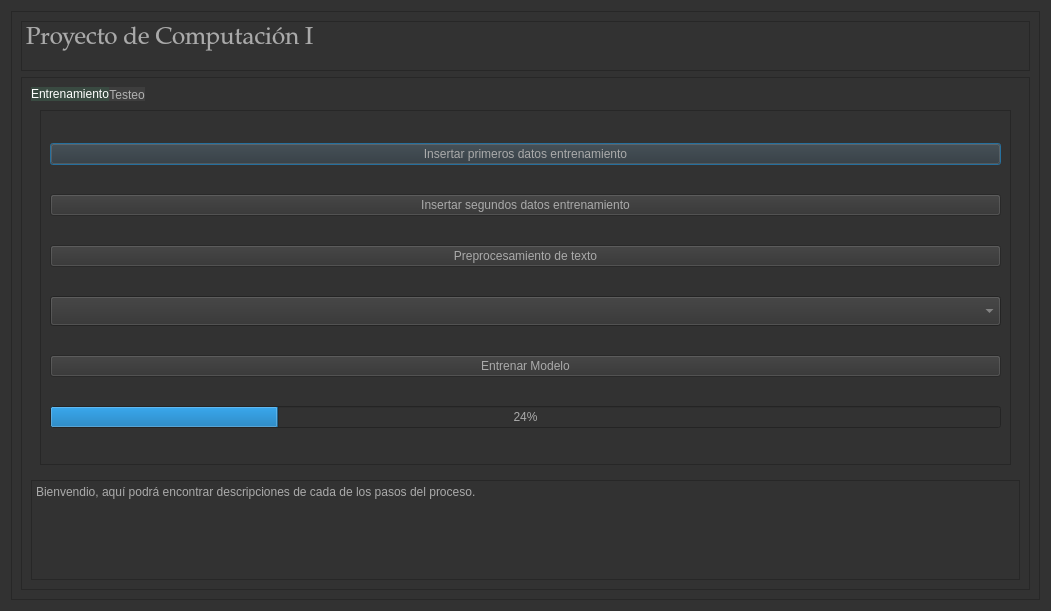
First picture: the form in main.ui, repository clxudiajazmin/Clasificador-de-noticias, before the edit.
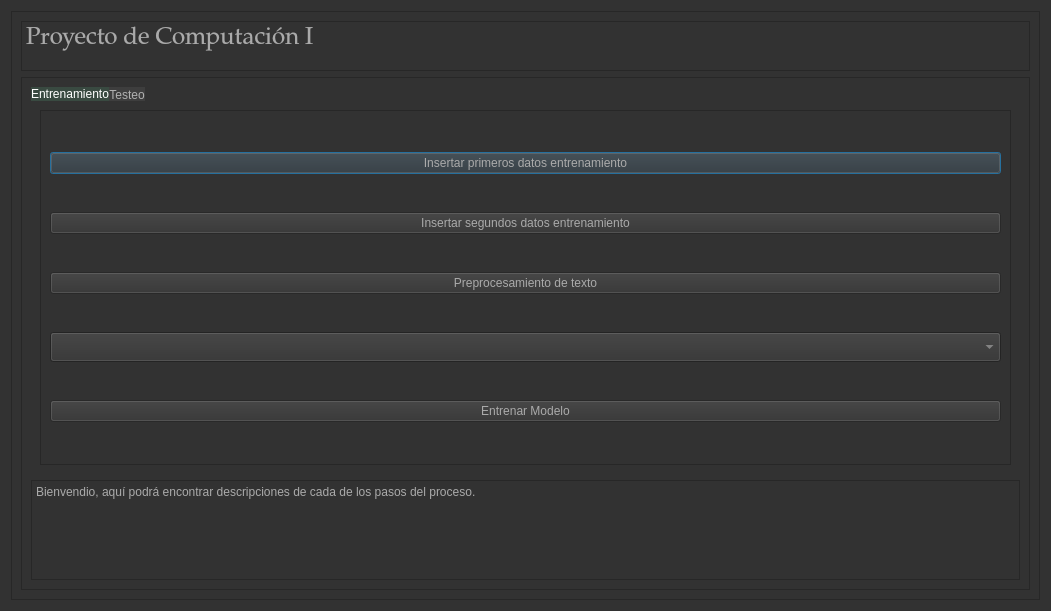
Second picture: the form after the edit.

Commit message: cambios barchart y resultados por recuadro de diálogo

Diff of the .ui file:
```diff
--- a/main.ui
+++ b/main.ui
@@ -12,7 +12,7 @@
   </property>
   <property name="minimumSize">
    <size>
-    <width>900</width>
+    <width>700</width>
     <height>600</height>
    </size>
   </property>
@@ -412,13 +412,6 @@
                   </property>
                  </widget>
                 </item>
-                <item>
-                 <widget class="QProgressBar" name="progressBar">
-                  <property name="value">
-                   <number>24</number>
-                  </property>
-                 </widget>
-                </item>
                </layout>
               </widget>
              </item>
```
The commit also changes 1 other file.
